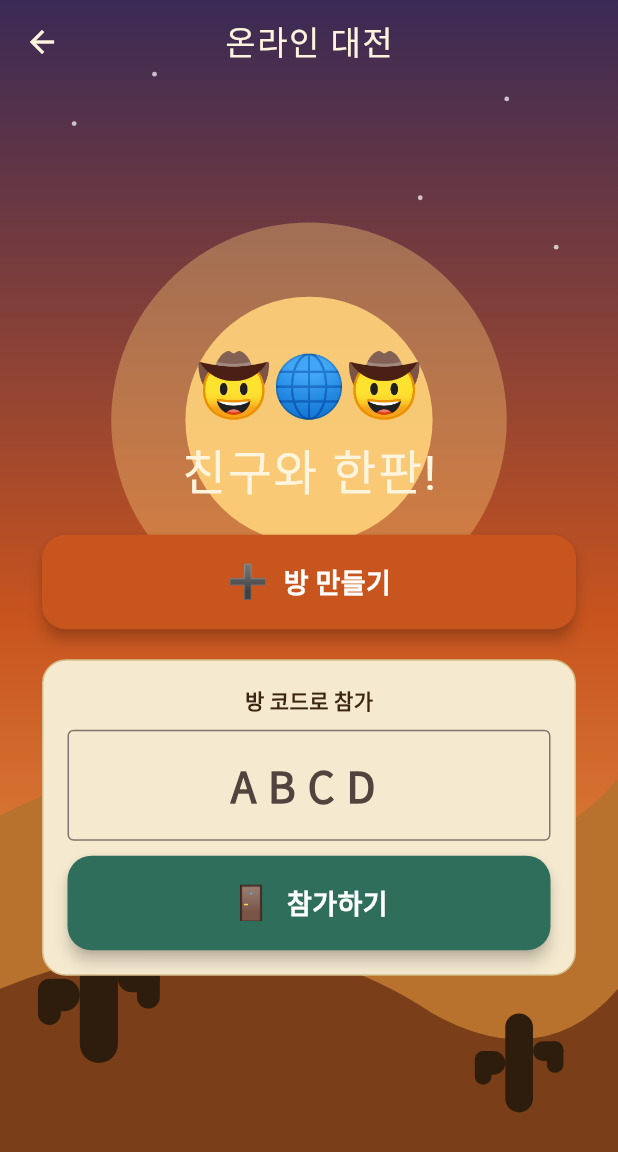
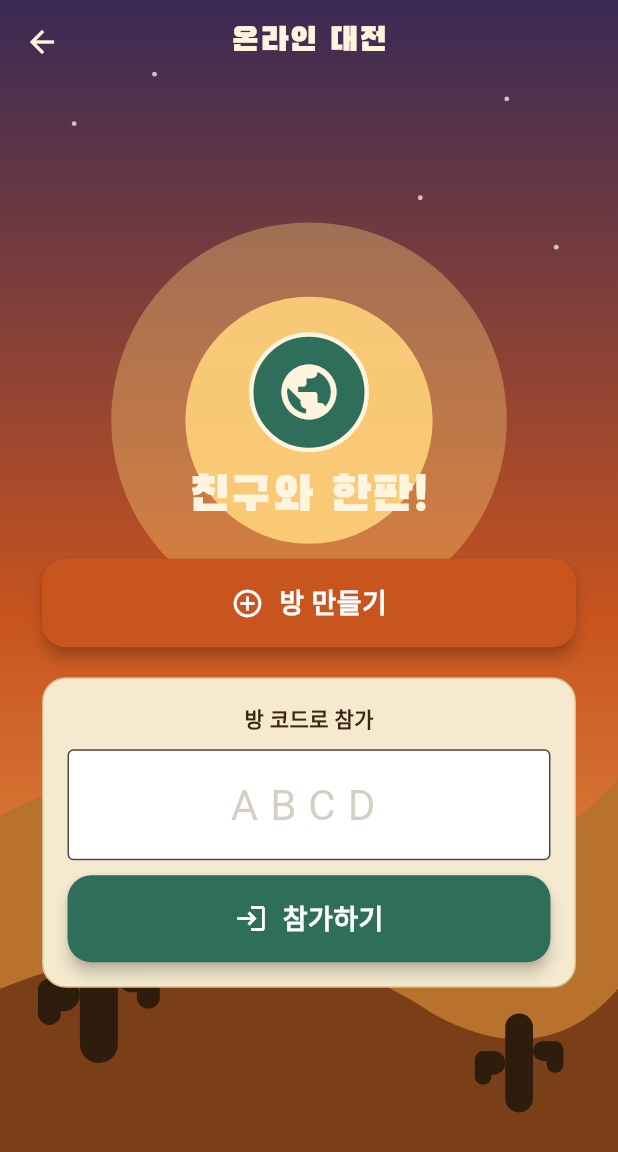
Before and after one commit to doonghwi/cowboy-duel, a Flutter app: the screen it shows after launch, after a tap on "온라인 대전", on a phone screen of 412 x 824 dp. Shown: the top 1152 px of the screen. Run offline on Flutter 3.47's test engine with Material 3 defaults, Android fonts, the phone set to English and light mode, and no system bars; our stand-ins replace firebase_core, firebase_database; accounts and stored records are empty; Roboto replaces fonts that are missing (Black Han Sans, GothicA1).

Commit message:
Polish UI: bundle fonts (no web flash), Material icons instead of emoji, mode-neutral VS hero, faint room-code hint, Android offline persistence

```diff
--- a/lib/main.dart
+++ b/lib/main.dart
@@ -17,6 +17,13 @@ Future<void> main() async {
       options: DefaultFirebaseOptions.currentPlatform,
     );
     firebaseReady = true;
+    // On mobile, persist queued writes so an open that happened offline still
+    // syncs to the usage counter once the device is back online.
+    if (!kIsWeb) {
+      try {
+        FirebaseDatabase.instance.setPersistenceEnabled(true);
+      } catch (_) {}
+    }
     _recordOpen();
   } catch (_) {
     // Firebase is optional — the offline vs-CPU game works without it.
--- a/lib/screens/home_screen.dart
+++ b/lib/screens/home_screen.dart
@@ -51,24 +51,22 @@ class _HomeScreenState extends State<HomeScreen> {
                     const SizedBox(height: 8),
                     Text(
                       '장전 · 방어 · 빵야!',
-                      style: TextStyle(
+                      style: const TextStyle(
                         fontSize: 18,
                         letterSpacing: 4,
                         fontWeight: FontWeight.w800,
                         color: CD.gold,
                       ),
                     ),
-                    const SizedBox(height: 10),
-                    const Text('🤠   🆚   🤖', style: TextStyle(fontSize: 34)),
-                    const SizedBox(height: 38),
+                    const SizedBox(height: 22),
+                    const _DuelEmblem(),
+                    const SizedBox(height: 34),
 
                     Text('난이도',
-                        style: TextStyle(
+                        style: const TextStyle(
                             color: _cream,
                             fontWeight: FontWeight.w700,
-                            shadows: const [
-                              Shadow(color: Colors.black45, blurRadius: 4)
-                            ])),
+                            shadows: [Shadow(color: Colors.black45, blurRadius: 4)])),
                     const SizedBox(height: 8),
                     _DifficultyPicker(
                       value: _difficulty,
@@ -78,7 +76,7 @@ class _HomeScreenState extends State<HomeScreen> {
 
                     _BigButton(
                       label: 'CPU와 대결',
-                      icon: '💥',
+                      icon: Icons.local_fire_department,
                       color: CD.rust,
                       onTap: () {
                         Navigator.of(context).push(MaterialPageRoute(
@@ -90,7 +88,7 @@ class _HomeScreenState extends State<HomeScreen> {
                       const SizedBox(height: 14),
                       _BigButton(
                         label: '온라인 대전',
-                        icon: '🌐',
+                        icon: Icons.public,
                         color: CD.sage,
                         onTap: () {
                           Navigator.of(context).push(MaterialPageRoute(
@@ -102,7 +100,7 @@ class _HomeScreenState extends State<HomeScreen> {
                     const SizedBox(height: 14),
                     _BigButton(
                       label: '게임 방법',
-                      icon: '📖',
+                      icon: Icons.menu_book,
                       color: CD.leather,
                       onTap: () {
                         Navigator.of(context).push(MaterialPageRoute(
@@ -117,6 +115,51 @@ class _HomeScreenState extends State<HomeScreen> {
           ),
         ),
       ),
+    );
+  }
+}
+
+/// Two gunslingers facing off with a "VS" between — mode-agnostic (works for
+/// both CPU and online), no emoji box.
+class _DuelEmblem extends StatelessWidget {
+  const _DuelEmblem();
+
+  @override
+  Widget build(BuildContext context) {
+    return Row(
+      mainAxisAlignment: MainAxisAlignment.center,
+      children: [
+        _badge(CD.rust),
+        Padding(
+          padding: const EdgeInsets.symmetric(horizontal: 16),
+          child: Text(
+            'VS',
+            style: TextStyle(
+              fontFamily: 'BlackHanSans',
+              fontSize: 30,
+              color: _cream,
+              shadows: const [Shadow(color: Colors.black54, blurRadius: 6)],
+            ),
+          ),
+        ),
+        _badge(CD.leather),
+      ],
+    );
+  }
+
+  Widget _badge(Color color) {
+    return Container(
+      width: 66,
+      height: 66,
+      decoration: BoxDecoration(
+        color: color,
+        shape: BoxShape.circle,
+        border: Border.all(color: _cream, width: 3),
+        boxShadow: const [
+          BoxShadow(color: Colors.black38, blurRadius: 8, offset: Offset(0, 3)),
+        ],
+      ),
+      child: const Icon(Icons.person, color: _cream, size: 38),
     );
   }
 }
@@ -169,7 +212,7 @@ class _DifficultyPicker extends StatelessWidget {
 
 class _BigButton extends StatelessWidget {
   final String label;
-  final String icon;
+  final IconData icon;
   final Color color;
   final VoidCallback onTap;
   const _BigButton({
@@ -196,7 +239,7 @@ class _BigButton extends StatelessWidget {
             child: Row(
               mainAxisAlignment: MainAxisAlignment.center,
               children: [
-                Text(icon, style: const TextStyle(fontSize: 24)),
+                Icon(icon, color: Colors.white, size: 24),
                 const SizedBox(width: 12),
                 Text(
                   label,
--- a/lib/screens/online_lobby_screen.dart
+++ b/lib/screens/online_lobby_screen.dart
@@ -98,8 +98,18 @@ class _OnlineLobbyScreenState extends State<OnlineLobbyScreen> {
                 child: Column(
                   mainAxisSize: MainAxisSize.min,
                   children: [
-                    const Text('🤠🌐🤠', style: TextStyle(fontSize: 40)),
-                    const SizedBox(height: 10),
+                    Container(
+                      width: 80,
+                      height: 80,
+                      decoration: BoxDecoration(
+                        color: CD.sage,
+                        shape: BoxShape.circle,
+                        border: Border.all(color: _cream, width: 3),
+                      ),
+                      child:
+                          const Icon(Icons.public, color: _cream, size: 44),
+                    ),
+                    const SizedBox(height: 12),
                     Text('친구와 한판!',
                         style: posterTitle(32, color: _cream)),
                     const SizedBox(height: 24),
@@ -117,7 +127,7 @@ class _OnlineLobbyScreenState extends State<OnlineLobbyScreen> {
                       ),
                     _BigButton(
                       label: _busy ? '...' : '방 만들기',
-                      icon: '➕',
+                      icon: Icons.add_circle_outline,
                       color: CD.rust,
                       onTap: _busy ? null : _create,
                     ),
@@ -144,17 +154,26 @@ class _OnlineLobbyScreenState extends State<OnlineLobbyScreen> {
                             style: const TextStyle(
                                 fontSize: 28,
                                 fontWeight: FontWeight.w900,
-                                letterSpacing: 8),
-                            decoration: const InputDecoration(
+                                letterSpacing: 8,
+                                color: CD.ink),
+                            decoration: InputDecoration(
                               counterText: '',
                               hintText: 'ABCD',
-                              border: OutlineInputBorder(),
+                              // Faint placeholder so it's clearly not filled in.
+                              hintStyle: TextStyle(
+                                color: CD.muted.withValues(alpha: 0.32),
+                                fontWeight: FontWeight.w400,
+                                letterSpacing: 8,
+                              ),
+                              filled: true,
+                              fillColor: Colors.white,
+                              border: const OutlineInputBorder(),
                             ),
                           ),
                           const SizedBox(height: 10),
                           _BigButton(
                             label: _busy ? '...' : '참가하기',
-                            icon: '🚪',
+                            icon: Icons.login,
                             color: CD.sage,
                             onTap: _busy ? null : _join,
                           ),
@@ -174,7 +193,7 @@ class _OnlineLobbyScreenState extends State<OnlineLobbyScreen> {
 
 class _BigButton extends StatelessWidget {
   final String label;
-  final String icon;
+  final IconData icon;
   final Color color;
   final VoidCallback? onTap;
   const _BigButton({
@@ -200,7 +219,7 @@ class _BigButton extends StatelessWidget {
             child: Row(
               mainAxisAlignment: MainAxisAlignment.center,
               children: [
-                Text(icon, style: const TextStyle(fontSize: 22)),
+                Icon(icon, color: Colors.white, size: 22),
                 const SizedBox(width: 10),
                 Text(label,
                     style: const TextStyle(
--- a/lib/theme.dart
+++ b/lib/theme.dart
@@ -1,5 +1,4 @@
 import 'package:flutter/material.dart';
-import 'package:google_fonts/google_fonts.dart';
 
 import 'game/game_logic.dart';
 
@@ -38,20 +37,32 @@ class CD {
   }
 }
 
+/// A bundled Material icon per action — no emoji, so nothing flashes on web.
+IconData actionIcon(CowboyAction a) {
+  switch (a) {
+    case CowboyAction.reload:
+      return Icons.cached;
+    case CowboyAction.defend:
+      return Icons.shield;
+    case CowboyAction.shoot:
+      return Icons.local_fire_department;
+  }
+}
+
 ThemeData buildCowboyTheme() {
   final base = ThemeData(
     useMaterial3: true,
     colorSchemeSeed: CD.rust,
     scaffoldBackgroundColor: CD.sand,
     brightness: Brightness.light,
-  );
-  // Noto Sans KR gives full Korean support across the whole app.
-  final textTheme = GoogleFonts.notoSansKrTextTheme(base.textTheme).apply(
-    bodyColor: CD.ink,
-    displayColor: CD.leather,
+    // Bundled Korean body font — full Hangul, no runtime download.
+    fontFamily: 'GothicA1',
   );
   return base.copyWith(
-    textTheme: textTheme,
+    textTheme: base.textTheme.apply(
+      bodyColor: CD.ink,
+      displayColor: CD.leather,
+    ),
     appBarTheme: const AppBarTheme(
       backgroundColor: Colors.transparent,
       elevation: 0,
@@ -61,17 +72,19 @@ ThemeData buildCowboyTheme() {
   );
 }
 
-/// Heavy poster-style Korean title (Black Han Sans has full Hangul glyphs).
-TextStyle posterTitle(double size, {Color? color}) => GoogleFonts.blackHanSans(
+/// Heavy poster-style Korean title (Black Han Sans, bundled, full Hangul).
+TextStyle posterTitle(double size, {Color? color}) => TextStyle(
+      fontFamily: 'BlackHanSans',
       fontSize: size,
       letterSpacing: 1,
       color: color ?? CD.leather,
-      height: 1.05,
+      height: 1.08,
     );
 
-/// Latin-only western display font, for English taglines / numbers only.
+/// Bundled western display font (Rye) for Latin taglines / numbers only.
 TextStyle westernLatin(double size, {Color? color, double spacing = 1}) =>
-    GoogleFonts.rye(
+    TextStyle(
+      fontFamily: 'Rye',
       fontSize: size,
       letterSpacing: spacing,
       color: color ?? CD.rust,
```
Also changed, not shown: lib/screens/game_screen.dart (+39 -36 lines), lib/screens/how_to_play_screen.dart (+31 -15 lines), lib/screens/online_game_screen.dart (+37 -15 lines), pubspec.yaml (+16 -2 lines), assets/fonts/BlackHanSans-Regular.ttf (added), assets/fonts/Rye-Regular.ttf (added), pubspec.lock, 3 other files.
